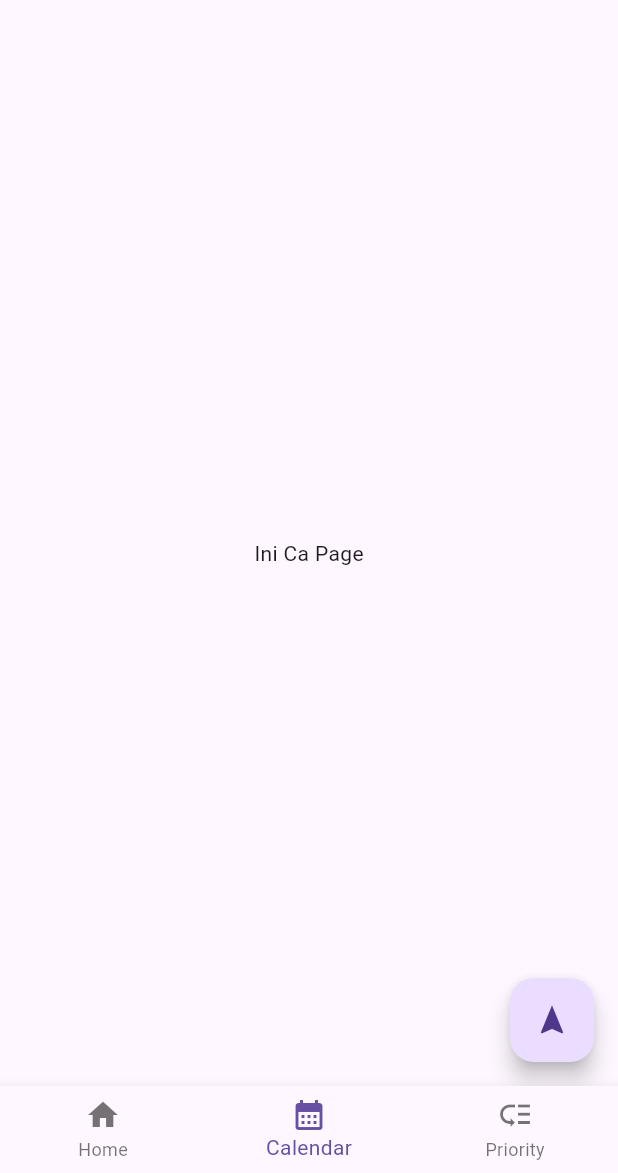
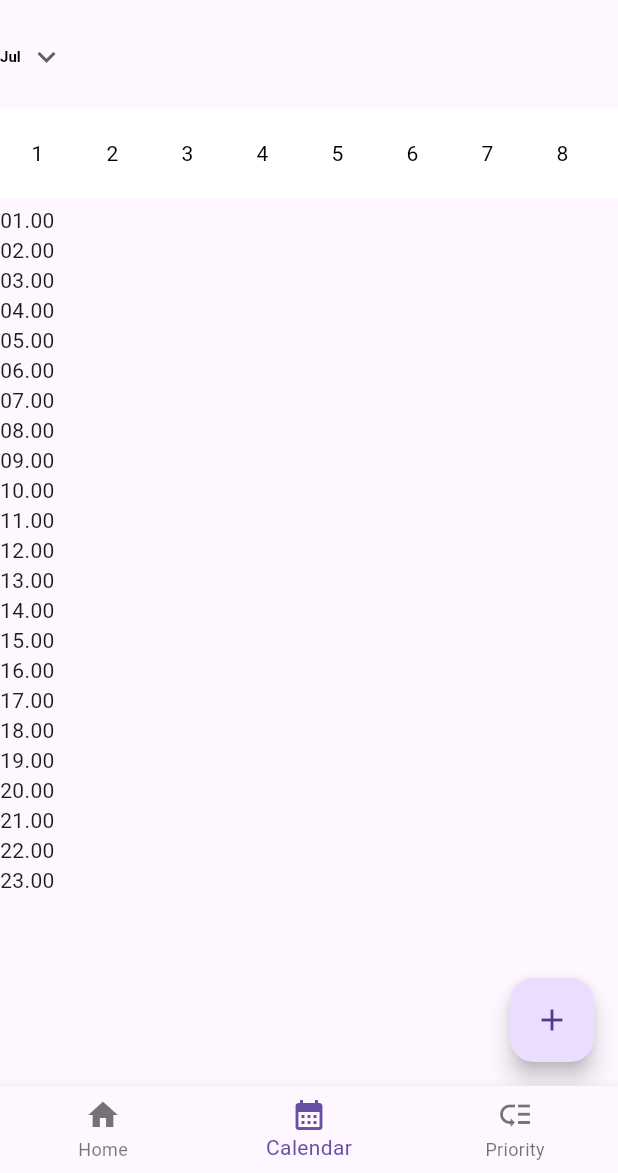
Before and after one commit to fattsyarifullah-hub/NoteVity, a Flutter app: the screen it shows after launch, item 2 of the bottom bar chosen, on a phone screen of 412 x 824 dp, the part 63-1236 px from its top. Run offline on Flutter 3.47's test engine with Material 3 defaults, Android fonts, the phone set to English and light mode, and no system bars; our stand-ins replace isar; accounts and stored records are empty; generated files the repository leaves out were written again.

Commit message:
Calendar donee

```diff
--- a/lib/database/isar_service.dart
+++ b/lib/database/isar_service.dart
@@ -33,9 +33,9 @@ class IsarService {
 
     return await isar.activityTasks
     .filter()
-    .startTimeGreaterThan(startDay)
-    .startTimeLessThan(endDay)
-    .sortByStartTime()
+    .endTimeGreaterThan(startDay)
+    .endTimeLessThan(endDay)
+    .sortByEndTime()
     .findAll();
   }
 
--- a/lib/models/task_model.dart
+++ b/lib/models/task_model.dart
@@ -5,6 +5,7 @@ import 'package:isar/isar.dart';
 part 'task_model.g.dart';
 
 enum TaskPriority { high, medium, low }
+enum ColorHex {red, yellow, green }
 
 @collection
 class ActivityTask {
@@ -12,7 +13,8 @@ class ActivityTask {
 
   late String title;
 
-  late String color;
+  @Enumerated(EnumType.name)
+  late ColorHex color;
 
   @Enumerated(EnumType.name)
   late TaskPriority priority;
@@ -21,8 +23,6 @@ class ActivityTask {
 
   late bool isExpired;
 
-  late DateTime startTime;
-
   late DateTime endTime;
 
   ActivityTask();
--- a/lib/screens/calendar_page.dart
+++ b/lib/screens/calendar_page.dart
@@ -1,5 +1,9 @@
 import 'package:flutter/material.dart';
-import 'home_page.dart';
+import 'package:notevity/models/task_model.dart';
+import 'package:notevity/widgets/calendar_horizontal.dart';
+import 'package:notevity/widgets/task_timeline_list.dart';
+import '../widgets/dropdown_month.dart';
+import '../widgets/popup_calendar.dart';
 
 class CalendarPage extends StatefulWidget {
   const CalendarPage({super.key});
@@ -9,20 +13,27 @@ class CalendarPage extends StatefulWidget {
 }
 
 class _CalendarPageState extends State<CalendarPage> {
-  void showTestPop() {
-    showDialog(
-      context: context,
-      builder: (context) => AlertDialog(title: Text("Test Pop Up")),
-    );
-  }
-
   @override
   Widget build(BuildContext context) {
     return Scaffold(
-      body: Center(child: Text("Ini Ca Page")),
+      body: Column(
+        crossAxisAlignment: CrossAxisAlignment.start,
+        children: [
+          DropdownMonth(),
+          SizedBox(height: 10,),
+          CalendarHorizontal(),
+          SizedBox(height: 5,),
+          TaskTimelineList()
+        ],
+      ),
       floatingActionButton: FloatingActionButton(
-        onPressed: showTestPop,
-        child: Icon(Icons.navigation),
+        onPressed: () => showDialog(
+          context: context,
+          builder: (BuildContext context) {
+            return PopupCalendar();
+          },
+        ),
+        child: Icon(Icons.add),
       ),
       floatingActionButtonLocation: FloatingActionButtonLocation.endFloat,
     );
--- /dev/null
+++ b/lib/widgets/calendar_horizontal.dart
@@ -0,0 +1,65 @@
+import 'package:flutter/material.dart';
+import 'package:path_provider/path_provider.dart';
+import 'package:provider/provider.dart';
+import '../providers/task_providers.dart';
+
+class CalendarHorizontal extends StatelessWidget {
+  const CalendarHorizontal({super.key});
+
+  int _getDaysInMonth(int year, int month) {
+    return DateTime(year, month + 1, 0).day;
+  }
+
+  @override
+  Widget build(BuildContext context) {
+    final provider = context.watch<TaskProvider>();
+    final selectedDate = provider.selectedDate;
+    final selectedMonth = provider.selectedMonth;
+    final currentYear = selectedDate.year;
+
+    final totalDays = _getDaysInMonth(currentYear, selectedMonth);
+
+    return SizedBox(
+      height: 60,
+      child: ListView.builder(
+        itemCount: totalDays,
+        scrollDirection: Axis.horizontal,
+        itemBuilder: (context, index) {
+          final dayNumber = index + 1;
+
+          final isSelected =
+              dayNumber == selectedDate.day &&
+              selectedMonth == selectedDate.month;
+
+          return GestureDetector(
+            onTap: () {
+              final newSelectedDate = DateTime(
+                currentYear,
+                selectedMonth,
+                dayNumber,
+              );
+
+              context.read<TaskProvider>().changeDate(newSelectedDate);
+            },
+            child: AnimatedContainer(
+              width: 50,
+              height: 25,
+              duration: Duration(milliseconds: 400),
+              decoration: BoxDecoration(
+                color: isSelected ? Colors.black : Colors.white,
+              ),
+              child: Center(
+                child: Text(
+                  '$dayNumber',
+                  style: TextStyle(
+                    color: isSelected ? Colors.white : Colors.black,
+                  ),
+                ),
+              ),
+            ),
+          );
+        },
+      ),
+    );
+  }
+}
--- /dev/null
+++ b/lib/widgets/dropdown_month.dart
@@ -0,0 +1,51 @@
+import 'package:flutter/material.dart';
+import 'package:provider/provider.dart';
+import '../providers/task_providers.dart';
+
+class DropdownMonth extends StatelessWidget {
+  const DropdownMonth({super.key});
+
+  static const List<String> _Month = [
+    'Jan',
+    'Feb',
+    'Mar',
+    'Apr',
+    'May',
+    'Jun',
+    'Jul',
+    'Aug',
+    'Sep',
+    'Oct',
+    'Nov',
+    'Dec',
+  ];
+
+  @override
+  Widget build(BuildContext context) {
+    final provider = context.watch<TaskProvider>();
+    final currentMonth = provider.selectedMonth;
+
+    return DropdownButtonHideUnderline(
+      child: DropdownButton<int>(
+        icon: Icon(Icons.keyboard_arrow_down),
+        style: const TextStyle(
+          fontSize: 10,
+          fontWeight: FontWeight.bold,
+          color: Colors.black
+        ),
+        value: currentMonth,
+        items: List.generate(12, (index) {
+          return DropdownMenuItem<int>(
+            value: index + 1,
+            child: Text(_Month[index]),
+          );
+        }),
+        onChanged: (int? newMonth) {
+          if (newMonth != null) {
+            context.read<TaskProvider>().changeMonth(newMonth);
+          }
+        },
+      ),
+    );
+  }
+}
--- /dev/null
+++ b/lib/widgets/empty_time.dart
@@ -0,0 +1,25 @@
+import 'package:flutter/material.dart';
+
+class EmptyTime extends StatelessWidget {
+  final int hour;
+  const EmptyTime({super.key, required this.hour});
+
+  @override
+  Widget build(BuildContext context) {
+    final formattedHour = '${hour.toString().padLeft(2, '0')}.00';
+
+    return Row(
+      crossAxisAlignment: CrossAxisAlignment.center,
+      children: [
+        SizedBox(
+          child: Text(formattedHour),
+        ),
+        Expanded(
+          child: Container(
+            height: 1,
+          )
+        )
+      ],
+    );
+  }
+}
--- /dev/null
+++ b/lib/widgets/task_timeline_list.dart
@@ -0,0 +1,42 @@
+import 'package:flutter/material.dart';
+import 'package:notevity/widgets/task_tile.dart';
+import 'package:provider/provider.dart';
+import '../models/task_model.dart';
+import '../providers/task_providers.dart';
+import 'empty_time.dart';
+
+class TaskTimelineList extends StatelessWidget {
+  final int startHour;
+  final int endHour;
+
+  const TaskTimelineList({super.key, this.startHour = 1, this.endHour = 23});
+
+  @override
+  Widget build(BuildContext context) {
+    final tasks = context.watch<TaskProvider>().currentTask;
+
+    final totalHours = endHour - startHour + 1;
+
+    return Expanded(
+      child: ListView.builder(
+        itemCount: totalHours,
+        itemBuilder: (context, index) {
+          final currentHour = startHour + index;
+          final matchingHour = tasks.where((task) {
+            return task.endTime.hour == currentHour;
+          }).toList();
+
+          if (matchingHour.isEmpty) {
+            return EmptyTime(hour: currentHour);
+          }
+
+          return Column(
+            children: matchingHour.map((task) {
+              return TaskTile(task: task);
+            }).toList(),
+          );
+        },
+      ),
+    );
+  }
+}
--- a/pubspec.yaml
+++ b/pubspec.yaml
@@ -39,6 +39,8 @@ dependencies:
   isar_generator: ^3.1.0+1
   build_runner: ^2.4.13
   path_provider: ^2.1.5
+  provider: ^6.1.5+1
+  intl: ^0.20.3
 
 dev_dependencies:
   flutter_test:
```
Also changed, not shown: lib/main.dart (+10 -7 lines), lib/providers/task_providers.dart (+11 -4 lines), lib/utils/task_color.dart (added, +15 -0 lines), lib/widgets/popup_calendar.dart (added, +118 -0 lines), lib/widgets/task_tile.dart (added, +70 -0 lines), lib/models/task_model.g.dart, pubspec.lock.
